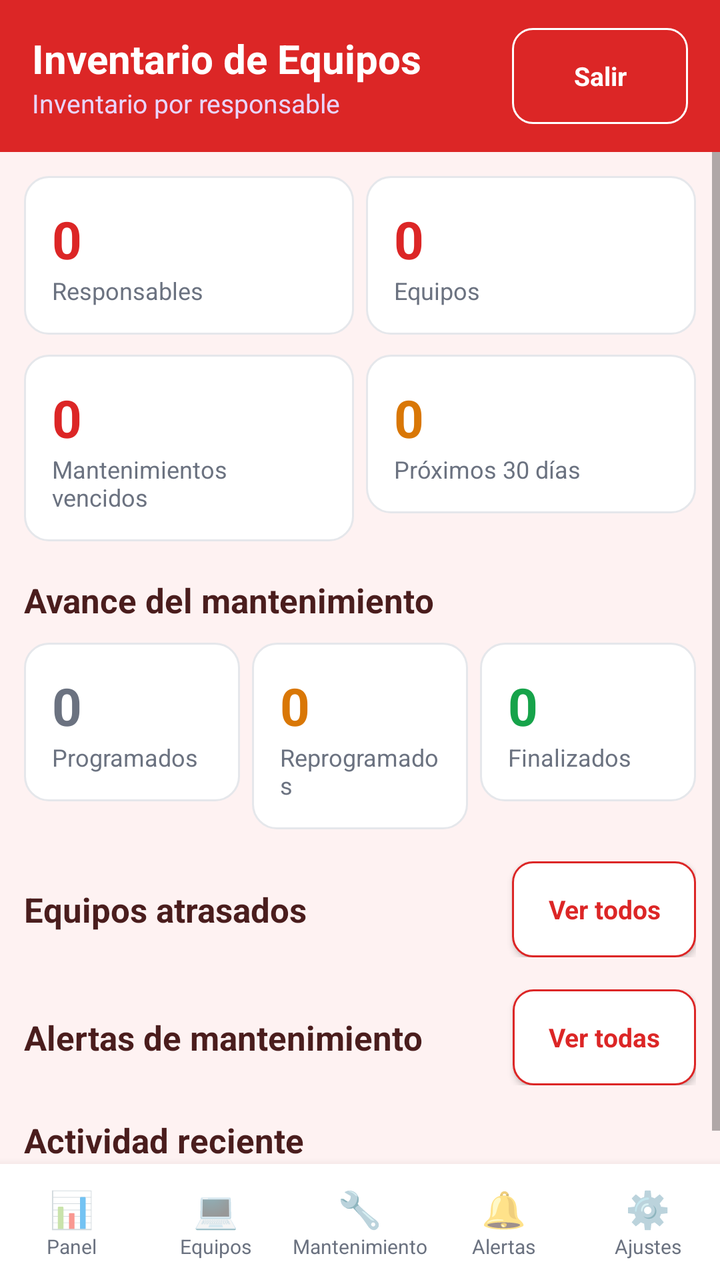
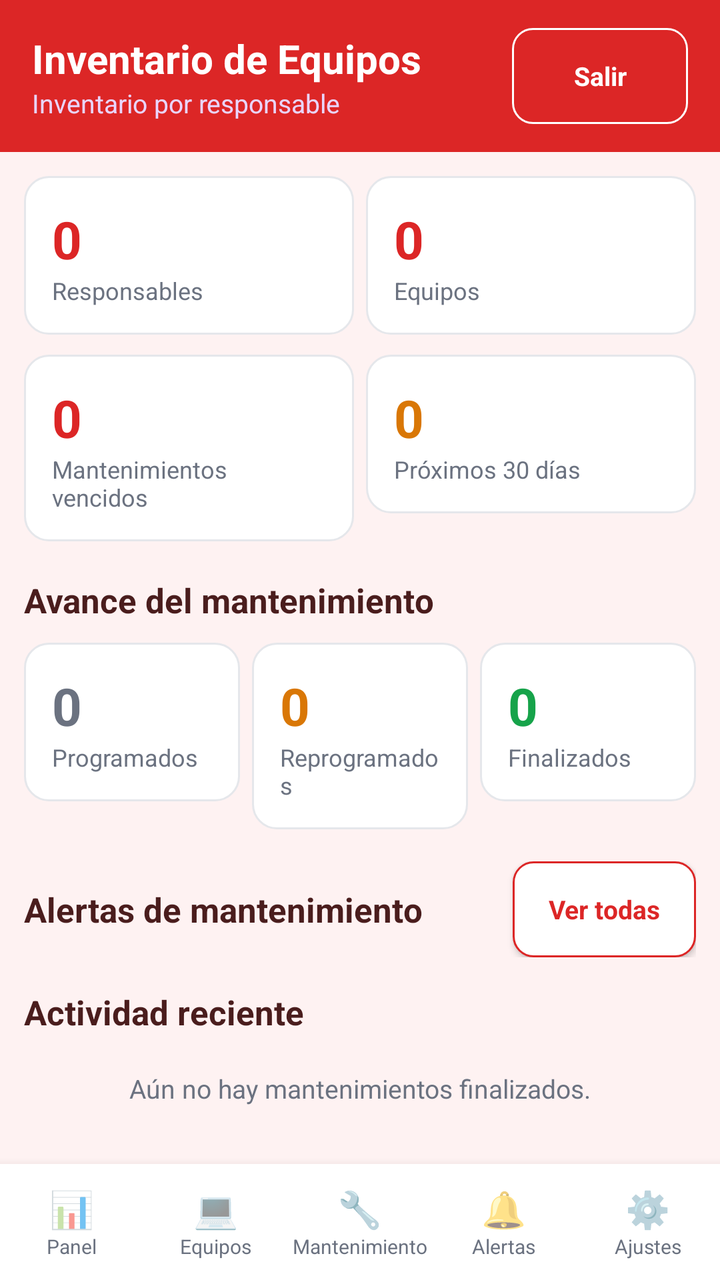

The first picture is an Android layout as it rendered before a commit; the second is the same layout after the commit. The layout source and the unified diff follow.
<!-- AndroidManifest.xml: application theme AppTheme -->
<!-- res/layout/activity_main.xml -->
<?xml version="1.0" encoding="utf-8"?>
<LinearLayout xmlns:android="http://schemas.android.com/apk/res/android"
    android:layout_width="match_parent"
    android:layout_height="match_parent"
    android:orientation="vertical"
    android:fitsSystemWindows="true"
    android:background="@color/bg">

    <LinearLayout
        android:layout_width="match_parent"
        android:layout_height="wrap_content"
        android:orientation="horizontal"
        android:gravity="center_vertical"
        android:background="@color/primary"
        android:paddingLeft="16dp"
        android:paddingRight="16dp"
        android:paddingTop="14dp"
        android:paddingBottom="14dp">

        <LinearLayout
            android:layout_width="0dp"
            android:layout_height="wrap_content"
            android:layout_weight="1"
            android:orientation="vertical"
            android:layout_marginRight="10dp">

            <TextView
                android:layout_width="wrap_content"
                android:layout_height="wrap_content"
                android:text="@string/app_name"
                android:textColor="#FFFFFF"
                android:textSize="20sp"
                android:textStyle="bold" />

            <TextView
                android:id="@+id/lblEmpresa"
                android:layout_width="wrap_content"
                android:layout_height="wrap_content"
                android:text="Inventario por responsable"
                android:textColor="#E9D5FF"
                android:textSize="13sp" />
        </LinearLayout>

        <Button
            android:id="@+id/btnCerrarSesion"
            style="@style/BtnWhite"
            android:layout_width="wrap_content"
            android:layout_height="wrap_content"
            android:text="Salir" />
    </LinearLayout>

    <ScrollView
        android:layout_width="match_parent"
        android:layout_height="0dp"
        android:layout_weight="1">

        <LinearLayout
            android:layout_width="match_parent"
            android:layout_height="wrap_content"
            android:orientation="vertical"
            android:padding="12dp">

            <LinearLayout
                android:layout_width="match_parent"
                android:layout_height="wrap_content"
                android:orientation="horizontal">

                <LinearLayout
                    android:layout_width="0dp"
                    android:layout_height="wrap_content"
                    android:layout_weight="1"
                    android:layout_marginRight="6dp"
                    style="@style/Card"
                    android:orientation="vertical">

                    <TextView
                        android:id="@+id/statResp"
                        android:layout_width="wrap_content"
                        android:layout_height="wrap_content"
                        android:text="0"
                        android:textColor="@color/primary"
                        android:textSize="26sp"
                        android:textStyle="bold" />

                    <TextView
                        android:layout_width="wrap_content"
                        android:layout_height="wrap_content"
                        android:text="Responsables"
                        android:textColor="@color/text_secondary"
                        android:textSize="12sp" />
                </LinearLayout>

                <LinearLayout
                    android:layout_width="0dp"
                    android:layout_height="wrap_content"
                    android:layout_weight="1"
                    style="@style/Card"
                    android:orientation="vertical">

                    <TextView
                        android:id="@+id/statEquipos"
                        android:layout_width="wrap_content"
                        android:layout_height="wrap_content"
                        android:text="0"
                        android:textColor="@color/primary"
                        android:textSize="26sp"
                        android:textStyle="bold" />

                    <TextView
                        android:layout_width="wrap_content"
                        android:layout_height="wrap_content"
                        android:text="Equipos"
                        android:textColor="@color/text_secondary"
                        android:textSize="12sp" />
                </LinearLayout>
            </LinearLayout>

            <LinearLayout
                android:layout_width="match_parent"
                android:layout_height="wrap_content"
                android:layout_marginTop="10dp"
                android:orientation="horizontal">

                <LinearLayout
                    android:layout_width="0dp"
                    android:layout_height="wrap_content"
                    android:layout_weight="1"
                    android:layout_marginRight="6dp"
                    style="@style/Card"
                    android:orientation="vertical">

                    <TextView
                        android:id="@+id/statVencidos"
                        android:layout_width="wrap_content"
                        android:layout_height="wrap_content"
                        android:text="0"
                        android:textColor="@color/danger"
                        android:textSize="26sp"
                        android:textStyle="bold" />

                    <TextView
                        android:layout_width="wrap_content"
                        android:layout_height="wrap_content"
                        android:text="Mantenimientos vencidos"
                        android:textColor="@color/text_secondary"
                        android:textSize="12sp" />
                </LinearLayout>

                <LinearLayout
                    android:layout_width="0dp"
                    android:layout_height="wrap_content"
                    android:layout_weight="1"
                    style="@style/Card"
                    android:orientation="vertical">

                    <TextView
                        android:id="@+id/statProximos"
                        android:layout_width="wrap_content"
                        android:layout_height="wrap_content"
                        android:text="0"
                        android:textColor="@color/warn"
                        android:textSize="26sp"
                        android:textStyle="bold" />

                    <TextView
                        android:layout_width="wrap_content"
                        android:layout_height="wrap_content"
                        android:text="Próximos 30 días"
                        android:textColor="@color/text_secondary"
                        android:textSize="12sp" />
                </LinearLayout>
            </LinearLayout>

            <TextView
                android:layout_width="match_parent"
                android:layout_height="wrap_content"
                android:layout_marginTop="18dp"
                android:layout_marginBottom="10dp"
                style="@style/Section"
                android:text="Avance del mantenimiento" />

            <LinearLayout
                android:layout_width="match_parent"
                android:layout_height="wrap_content"
                android:orientation="horizontal">

                <LinearLayout
                    android:layout_width="0dp"
                    android:layout_height="wrap_content"
                    android:layout_weight="1"
                    android:layout_marginRight="6dp"
                    style="@style/Card"
                    android:orientation="vertical">

                    <TextView
                        android:id="@+id/statProgramados"
                        android:layout_width="wrap_content"
                        android:layout_height="wrap_content"
                        android:text="0"
                        android:textColor="@color/text_secondary"
                        android:textSize="26sp"
                        android:textStyle="bold" />

                    <TextView
                        android:layout_width="wrap_content"
                        android:layout_height="wrap_content"
                        android:text="Programados"
                        android:textColor="@color/text_secondary"
                        android:textSize="12sp" />
                </LinearLayout>

                <LinearLayout
                    android:layout_width="0dp"
                    android:layout_height="wrap_content"
                    android:layout_weight="1"
                    android:layout_marginRight="6dp"
                    style="@style/Card"
                    android:orientation="vertical">

                    <TextView
                        android:id="@+id/statReprogramados"
                        android:layout_width="wrap_content"
                        android:layout_height="wrap_content"
                        android:text="0"
                        android:textColor="@color/warn"
                        android:textSize="26sp"
                        android:textStyle="bold" />

                    <TextView
                        android:layout_width="wrap_content"
                        android:layout_height="wrap_content"
                        android:text="Reprogramados"
                        android:textColor="@color/text_secondary"
                        android:textSize="12sp" />
                </LinearLayout>

                <LinearLayout
                    android:layout_width="0dp"
                    android:layout_height="wrap_content"
                    android:layout_weight="1"
                    style="@style/Card"
                    android:orientation="vertical">

                    <TextView
                        android:id="@+id/statFinalizados"
                        android:layout_width="wrap_content"
                        android:layout_height="wrap_content"
                        android:text="0"
                        android:textColor="@color/success"
                        android:textSize="26sp"
                        android:textStyle="bold" />

                    <TextView
                        android:layout_width="wrap_content"
                        android:layout_height="wrap_content"
                        android:text="Finalizados"
                        android:textColor="@color/text_secondary"
                        android:textSize="12sp" />
                </LinearLayout>
            </LinearLayout>

            <LinearLayout
                android:layout_width="match_parent"
                android:layout_height="wrap_content"
                android:layout_marginTop="16dp"
                android:orientation="horizontal"
                android:gravity="center_vertical">

                <TextView
                    android:layout_width="0dp"
                    android:layout_height="wrap_content"
                    android:layout_weight="1"
                    style="@style/Section"
                    android:text="Equipos atrasados" />

                <Button
                    android:id="@+id/btnVerAtrasados"
                    style="@style/BtnOutline"
                    android:layout_width="wrap_content"
                    android:layout_height="wrap_content"
                    android:text="Ver todos"
                    android:textSize="13sp"
                    android:paddingTop="6dp"
                    android:paddingBottom="6dp" />
            </LinearLayout>

            <ListView
                android:id="@+id/listaAtrasados"
                android:layout_width="match_parent"
                android:layout_height="wrap_content"
                android:divider="@null"
                android:dividerHeight="4dp" />

            <TextView
                android:id="@+id/emptyAtrasados"
                android:layout_width="match_parent"
                android:layout_height="wrap_content"
                android:layout_marginTop="6dp"
                android:text="Sin equipos atrasados"
                android:textColor="@color/text_secondary"
                android:textSize="13sp"
                android:visibility="gone" />

            <LinearLayout
                android:layout_width="match_parent"
                android:layout_height="wrap_content"
                android:layout_marginTop="16dp"
                android:orientation="horizontal"
                android:gravity="center_vertical">

                <TextView
                    android:layout_width="0dp"
                    android:layout_height="wrap_content"
                    android:layout_weight="1"
                    style="@style/Section"
                    android:text="Alertas de mantenimiento" />

                <Button
                    android:id="@+id/btnVerAlertas"
                    style="@style/BtnOutline"
                    android:layout_width="wrap_content"
                    android:layout_height="wrap_content"
                    android:text="Ver todas"
                    android:textSize="13sp"
                    android:paddingTop="6dp"
                    android:paddingBottom="6dp" />
            </LinearLayout>

            <ListView
                android:id="@+id/listaAlertas"
                android:layout_width="match_parent"
                android:layout_height="wrap_content"
                android:divider="@null"
                android:dividerHeight="4dp" />

            <TextView
                android:layout_width="match_parent"
                android:layout_height="wrap_content"
                android:layout_marginTop="16dp"
                android:layout_marginBottom="6dp"
                style="@style/Section"
                android:text="Actividad reciente" />

            <ListView
                android:id="@+id/listaRecientes"
                android:layout_width="match_parent"
                android:layout_height="wrap_content"
                android:divider="@null"
                android:dividerHeight="4dp" />
        </LinearLayout>
    </ScrollView>

    <include layout="@layout/nav_bottom" />
</LinearLayout>
<!-- res/layout/nav_bottom.xml (included above) -->
<?xml version="1.0" encoding="utf-8"?>
<LinearLayout xmlns:android="http://schemas.android.com/apk/res/android"
    android:id="@+id/bottomNav"
    android:layout_width="match_parent"
    android:layout_height="wrap_content"
    android:orientation="horizontal"
    android:background="@color/card"
    android:elevation="8dp"
    android:paddingTop="6dp"
    android:paddingBottom="6dp">

    <LinearLayout
        android:id="@+id/navPanel"
        android:layout_width="0dp"
        android:layout_height="wrap_content"
        android:layout_weight="1"
        android:gravity="center"
        android:orientation="vertical"
        android:paddingTop="4dp"
        android:paddingBottom="4dp">

        <TextView
            android:layout_width="wrap_content"
            android:layout_height="wrap_content"
            android:text="📊"
            android:textSize="18sp" />

        <TextView
            android:layout_width="wrap_content"
            android:layout_height="wrap_content"
            android:text="Panel"
            android:textSize="10sp"
            android:textColor="@color/text_secondary" />
    </LinearLayout>

    <LinearLayout
        android:id="@+id/navEquipos"
        android:layout_width="0dp"
        android:layout_height="wrap_content"
        android:layout_weight="1"
        android:gravity="center"
        android:orientation="vertical"
        android:paddingTop="4dp"
        android:paddingBottom="4dp">

        <TextView
            android:layout_width="wrap_content"
            android:layout_height="wrap_content"
            android:text="💻"
            android:textSize="18sp" />

        <TextView
            android:layout_width="wrap_content"
            android:layout_height="wrap_content"
            android:text="Equipos"
            android:textSize="10sp"
            android:textColor="@color/text_secondary" />
    </LinearLayout>

    <LinearLayout
        android:id="@+id/navMantenimientos"
        android:layout_width="0dp"
        android:layout_height="wrap_content"
        android:layout_weight="1"
        android:gravity="center"
        android:orientation="vertical"
        android:paddingTop="4dp"
        android:paddingBottom="4dp">

        <TextView
            android:layout_width="wrap_content"
            android:layout_height="wrap_content"
            android:text="🔧"
            android:textSize="18sp" />

        <TextView
            android:layout_width="wrap_content"
            android:layout_height="wrap_content"
            android:text="Mantenimiento"
            android:textSize="10sp"
            android:textColor="@color/text_secondary" />
    </LinearLayout>

    <LinearLayout
        android:id="@+id/navAlertas"
        android:layout_width="0dp"
        android:layout_height="wrap_content"
        android:layout_weight="1"
        android:gravity="center"
        android:orientation="vertical"
        android:paddingTop="4dp"
        android:paddingBottom="4dp">

        <TextView
            android:layout_width="wrap_content"
            android:layout_height="wrap_content"
            android:text="🔔"
            android:textSize="18sp" />

        <TextView
            android:layout_width="wrap_content"
            android:layout_height="wrap_content"
            android:text="Alertas"
            android:textSize="10sp"
            android:textColor="@color/text_secondary" />
    </LinearLayout>

    <LinearLayout
        android:id="@+id/navConfig"
        android:layout_width="0dp"
        android:layout_height="wrap_content"
        android:layout_weight="1"
        android:gravity="center"
        android:orientation="vertical"
        android:paddingTop="4dp"
        android:paddingBottom="4dp">

        <TextView
            android:layout_width="wrap_content"
            android:layout_height="wrap_content"
            android:text="⚙️"
            android:textSize="18sp" />

        <TextView
            android:layout_width="wrap_content"
            android:layout_height="wrap_content"
            android:text="Ajustes"
            android:textSize="10sp"
            android:textColor="@color/text_secondary" />
    </LinearLayout>
</LinearLayout>
<!-- resources referenced by this layout -->
<resources>
  <color name="bg">#FEF2F2</color>
  <color name="card">#FFFFFF</color>
  <color name="danger">#DC2626</color>
  <color name="primary">#DC2626</color>
  <color name="success">#16A34A</color>
  <color name="text_secondary">#6B7280</color>
  <color name="warn">#D97706</color>
  <string name="app_name">Inventario de Equipos</string>
  <style name="BtnOutline" parent="android:Widget.Button">
          <item name="android:background">@drawable/bg_button_outline</item>
          <item name="android:textColor">@color/primary</item>
          <item name="android:textSize">16sp</item>
          <item name="android:textStyle">bold</item>
          <item name="android:textAllCaps">false</item>
          <item name="android:paddingLeft">18dp</item>
          <item name="android:paddingRight">18dp</item>
          <item name="android:paddingTop">10dp</item>
          <item name="android:paddingBottom">10dp</item>
      </style>
  <style name="BtnWhite" parent="android:Widget.Button">
          <item name="android:background">@drawable/bg_button_white</item>
          <item name="android:textColor">#FFFFFF</item>
          <item name="android:textSize">13sp</item>
          <item name="android:textStyle">bold</item>
          <item name="android:textAllCaps">false</item>
          <item name="android:paddingLeft">16dp</item>
          <item name="android:paddingRight">16dp</item>
          <item name="android:paddingTop">6dp</item>
          <item name="android:paddingBottom">6dp</item>
      </style>
  <style name="Card">
          <item name="android:background">@drawable/bg_card</item>
          <item name="android:padding">14dp</item>
      </style>
  <style name="Section">
          <item name="android:textSize">17sp</item>
          <item name="android:textStyle">bold</item>
          <item name="android:textColor">@color/text_primary</item>
      </style>
  <style name="AppTheme" parent="android:Theme.Material.Light.NoActionBar">
          <item name="android:statusBarColor">@color/primary</item>
          <item name="android:navigationBarColor">@color/primary</item>
          <item name="android:windowBackground">@color/bg</item>
          <item name="android:colorAccent">@color/primary</item>
          <item name="android:forceDarkAllowed">false</item>
          <item name="android:windowOptOutEdgeToEdgeEnforcement">true</item>
          <item name="android:windowLayoutInDisplayCutoutMode">shortEdges</item>
      </style>
  <!-- drawable bg_button_white (drawable) -->
  <?xml version="1.0" encoding="utf-8"?>
  <selector xmlns:android="http://schemas.android.com/apk/res/android">
      <item android:state_pressed="true">
          <shape android:shape="rectangle">
              <solid android:color="#4DFFFFFF" />
              <stroke android:width="1dp" android:color="#FFFFFF" />
              <corners android:radius="10dp" />
          </shape>
      </item>
      <item>
          <shape android:shape="rectangle">
              <solid android:color="#00FFFFFF" />
              <stroke android:width="1dp" android:color="#FFFFFF" />
              <corners android:radius="10dp" />
          </shape>
      </item>
  </selector>
  <!-- drawable bg_card (drawable) -->
  <?xml version="1.0" encoding="utf-8"?>
  <shape xmlns:android="http://schemas.android.com/apk/res/android" android:shape="rectangle">
      <solid android:color="@color/card" />
      <stroke android:width="1dp" android:color="@color/border" />
      <corners android:radius="12dp" />
  </shape>
  <color name="text_primary">#4A1D1D</color>
  <color name="primary_light">#FEE2E2</color>
  <color name="border">#E5E7EB</color>
  <!-- unchanged entries left out for length: 1 -->
</resources>

<!-- the commit's change to res/layout/activity_main.xml (unified diff, before → after) -->
@@ -271,48 +271,6 @@
                     android:layout_height="wrap_content"
                     android:layout_weight="1"
                     style="@style/Section"
-                    android:text="Equipos atrasados" />
-
-                <Button
-                    android:id="@+id/btnVerAtrasados"
-                    style="@style/BtnOutline"
-                    android:layout_width="wrap_content"
-                    android:layout_height="wrap_content"
-                    android:text="Ver todos"
-                    android:textSize="13sp"
-                    android:paddingTop="6dp"
-                    android:paddingBottom="6dp" />
-            </LinearLayout>
-
-            <ListView
-                android:id="@+id/listaAtrasados"
-                android:layout_width="match_parent"
-                android:layout_height="wrap_content"
-                android:divider="@null"
-                android:dividerHeight="4dp" />
-
-            <TextView
-                android:id="@+id/emptyAtrasados"
-                android:layout_width="match_parent"
-                android:layout_height="wrap_content"
-                android:layout_marginTop="6dp"
-                android:text="Sin equipos atrasados"
-                android:textColor="@color/text_secondary"
-                android:textSize="13sp"
-                android:visibility="gone" />
-
-            <LinearLayout
-                android:layout_width="match_parent"
-                android:layout_height="wrap_content"
-                android:layout_marginTop="16dp"
-                android:orientation="horizontal"
-                android:gravity="center_vertical">
-
-                <TextView
-                    android:layout_width="0dp"
-                    android:layout_height="wrap_content"
-                    android:layout_weight="1"
-                    style="@style/Section"
                     android:text="Alertas de mantenimiento" />
 
                 <Button
@@ -341,12 +299,22 @@
                 style="@style/Section"
                 android:text="Actividad reciente" />
 
-            <ListView
-                android:id="@+id/listaRecientes"
-                android:layout_width="match_parent"
-                android:layout_height="wrap_content"
-                android:divider="@null"
-                android:dividerHeight="4dp" />
+            <LinearLayout
+                android:id="@+id/lstRecientes"
+                android:layout_width="match_parent"
+                android:layout_height="wrap_content"
+                android:orientation="vertical" />
+
+            <TextView
+                android:id="@+id/txtRecientesVacio"
+                android:layout_width="match_parent"
+                android:layout_height="wrap_content"
+                android:paddingTop="12dp"
+                android:paddingBottom="12dp"
+                android:gravity="center"
+                android:textColor="@color/text_secondary"
+                android:textSize="13sp"
+                android:text="Aún no hay mantenimientos finalizados." />
         </LinearLayout>
     </ScrollView>
 
